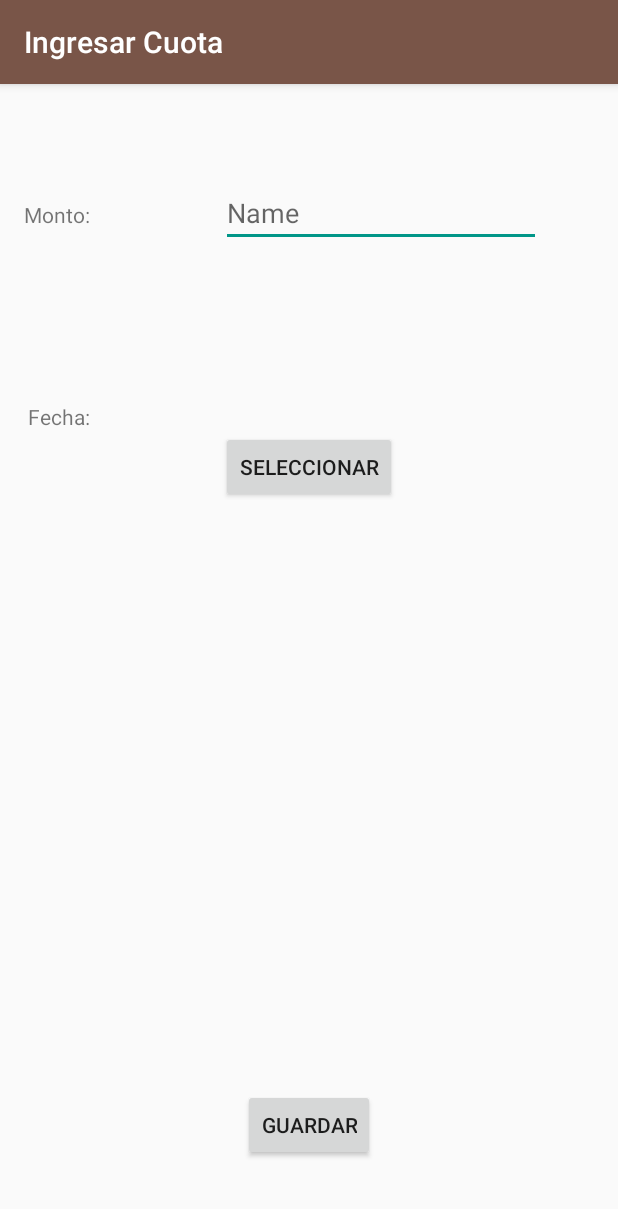
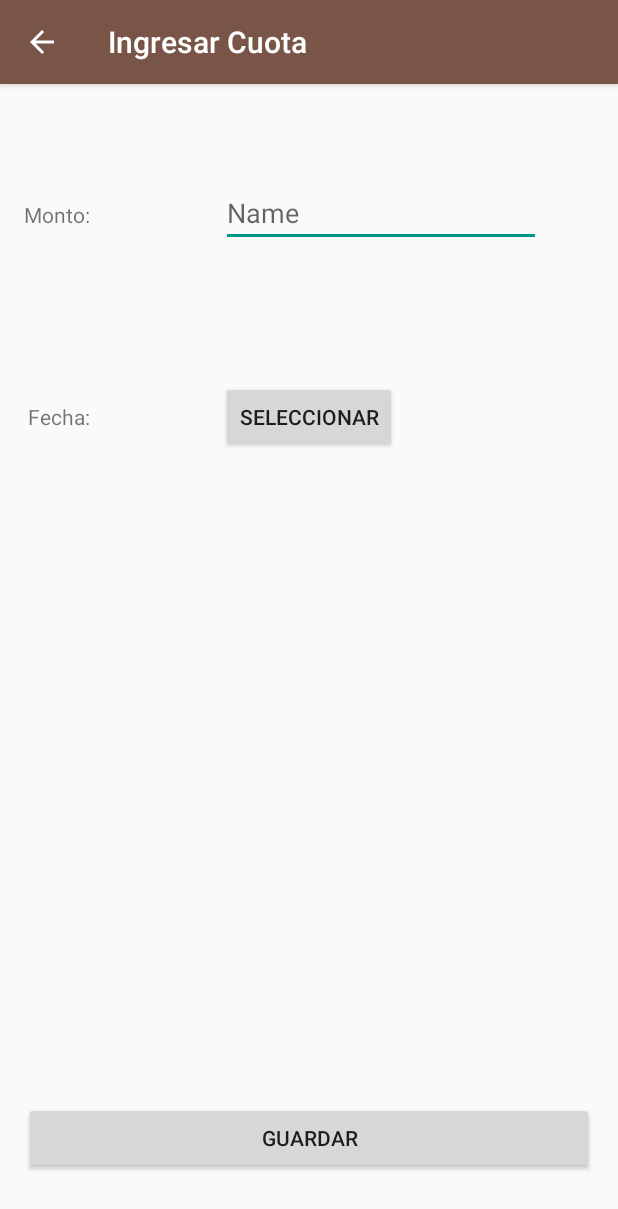
Before and after one commit to manueltorrez/android-app-proyectoFinal, an Android app: the IngresarCuota screen opened directly, with no data from a screen before it, on a phone screen of 412 x 824 dp. Shown: the top 1209 px of the screen. Run offline under Robolectric (Android 15) with nearby library versions, the phone set to English and light mode, and no system bars.

Commit message:
Adaptador de cuota agregado. Error al agregar cuota relacionada con prestamo

```diff
--- a/app/src/main/java/com/gangofseven/labs/app/IngresarCuota.java
+++ b/app/src/main/java/com/gangofseven/labs/app/IngresarCuota.java
@@ -7,6 +7,7 @@ import android.os.Bundle;
 import android.view.View;
 import android.widget.Button;
 import android.widget.DatePicker;
+import android.widget.EditText;
 import android.widget.Toast;
 
 import java.util.Calendar;
@@ -14,13 +15,37 @@ import java.util.Calendar;
 public class IngresarCuota extends AppCompatActivity {
 
     private DatePickerDialog.OnDateSetListener onDateSetListener;
+    private Button cuota;
+    private Button guardar;
+    private Calendar calendario;
+    private EditText monto;
 
     @Override
     protected void onCreate(Bundle savedInstanceState) {
         super.onCreate(savedInstanceState);
         setContentView(R.layout.activity_ingresar_cuota);
-        Button cuota = (Button) findViewById(R.id.bAgregarCuota);
+        cuota = (Button) findViewById(R.id.bAgregarCuota);
+        guardar = (Button) findViewById(R.id.bGuardar);
+        monto = (EditText) findViewById(R.id.etMonto);
 
+        ponerDatePicker();
+
+        guardar.setOnClickListener(new View.OnClickListener() {
+            @Override
+            public void onClick(View v) {
+                addQuota();
+            }
+        });
+
+    }
+
+    public void addQuota(){
+        Cuota c = new Cuota(Float.parseFloat(monto.getText().toString()), calendario.getTime());
+        c.save();
+        Toast.makeText(IngresarCuota.this, "Registro guardado",Toast.LENGTH_SHORT).show();
+    }
+
+    public void ponerDatePicker(){
         setOnDateSetListener(new DatePickerDialog.OnDateSetListener() {
             @Override
             public void onDateSet(DatePicker view, int year, int month, int dayOfMonth) {
@@ -28,6 +53,8 @@ public class IngresarCuota extends AppCompatActivity {
                 Toast.makeText(IngresarCuota.this,"La fecha seleccionada es: "+view.getDayOfMonth()+
                         " de "+view.getMonth()+" de "+view.getYear(),Toast.LENGTH_LONG)
                         .show();
+                calendario = Calendar.getInstance();
+                calendario.set(year, month, dayOfMonth);
             }
         });
 
@@ -58,7 +85,6 @@ public class IngresarCuota extends AppCompatActivity {
                 pickerDialog.show();
             }
         });
-
     }
 
     public DatePickerDialog.OnDateSetListener getOnDateSetListener() {
--- a/app/src/main/java/com/gangofseven/labs/app/Prestamo.java
+++ b/app/src/main/java/com/gangofseven/labs/app/Prestamo.java
@@ -38,7 +38,7 @@ public class Prestamo extends SugarRecord{
     }
 
     List<Cuota> getCuotas() {
-        return Cuota.find(Cuota.class, "prestamo = ?", new String{getId()})
+        return Cuota.find(Cuota.class, "prestamo = ?", String.valueOf(getId()));
     }
 
     public String getTitulo() {
--- a/app/src/main/res/layout/activity_ingresar_cuota.xml
+++ b/app/src/main/res/layout/activity_ingresar_cuota.xml
@@ -10,22 +10,13 @@
     android:paddingTop="@dimen/activity_vertical_margin"
     tools:context="com.gangofseven.labs.app.IngresarCuota">
 
-    <Button
-        android:text="@string/main_button_add"
-        android:layout_width="wrap_content"
-        android:layout_height="wrap_content"
-        android:layout_marginBottom="34dp"
-        android:id="@+id/button"
-        android:layout_alignParentBottom="true"
-        android:layout_centerHorizontal="true" />
-
     <TextView
         android:text="Fecha:"
         android:layout_width="wrap_content"
         android:layout_height="wrap_content"
         android:id="@+id/textView14"
         android:layout_marginTop="103dp"
-        android:layout_below="@+id/editText6"
+        android:layout_below="@+id/etMonto"
         android:layout_alignRight="@+id/textView13"
         android:layout_alignEnd="@+id/textView13" />
 
@@ -39,24 +30,35 @@
         android:layout_alignParentLeft="true"
         android:layout_alignParentStart="true" />
 
-    <Button
-        android:text="@string/main_button_select"
-        android:layout_width="wrap_content"
-        android:layout_height="wrap_content"
-        android:id="@+id/bAgregarCuota"
-        android:layout_below="@+id/textView14"
-        android:layout_centerHorizontal="true" />
-
     <EditText
         android:layout_width="wrap_content"
         android:layout_height="wrap_content"
         android:inputType="textPersonName"
         android:ems="10"
-        android:id="@+id/editText6"
+        android:id="@+id/etMonto"
         android:hint="Name"
         android:layout_alignBaseline="@+id/textView13"
         android:layout_alignBottom="@+id/textView13"
         android:layout_alignLeft="@+id/bAgregarCuota"
         android:layout_alignStart="@+id/bAgregarCuota" />
 
+    <Button
+        android:text="@string/main_button_select"
+        android:layout_width="wrap_content"
+        android:layout_height="wrap_content"
+        android:id="@+id/bAgregarCuota"
+        android:layout_alignBaseline="@+id/textView14"
+        android:layout_alignBottom="@+id/textView14"
+        android:layout_centerHorizontal="true" />
+
+    <Button
+        android:text="@string/main_button_add"
+        android:layout_width="match_parent"
+        android:layout_height="wrap_content"
+        android:layout_marginBottom="25dp"
+        android:id="@+id/bGuardar"
+        android:layout_alignParentBottom="true"
+        android:layout_alignParentRight="true"
+        android:layout_alignParentEnd="true" />
+
 </RelativeLayout>
```
Also changed, not shown: app/src/main/AndroidManifest.xml (+12 -2 lines), app/src/main/java/com/gangofseven/labs/app/CuotaAdapter.java (added, +47 -0 lines), app/src/main/res/layout/cuota_adapter.xml (added, +28 -0 lines).
